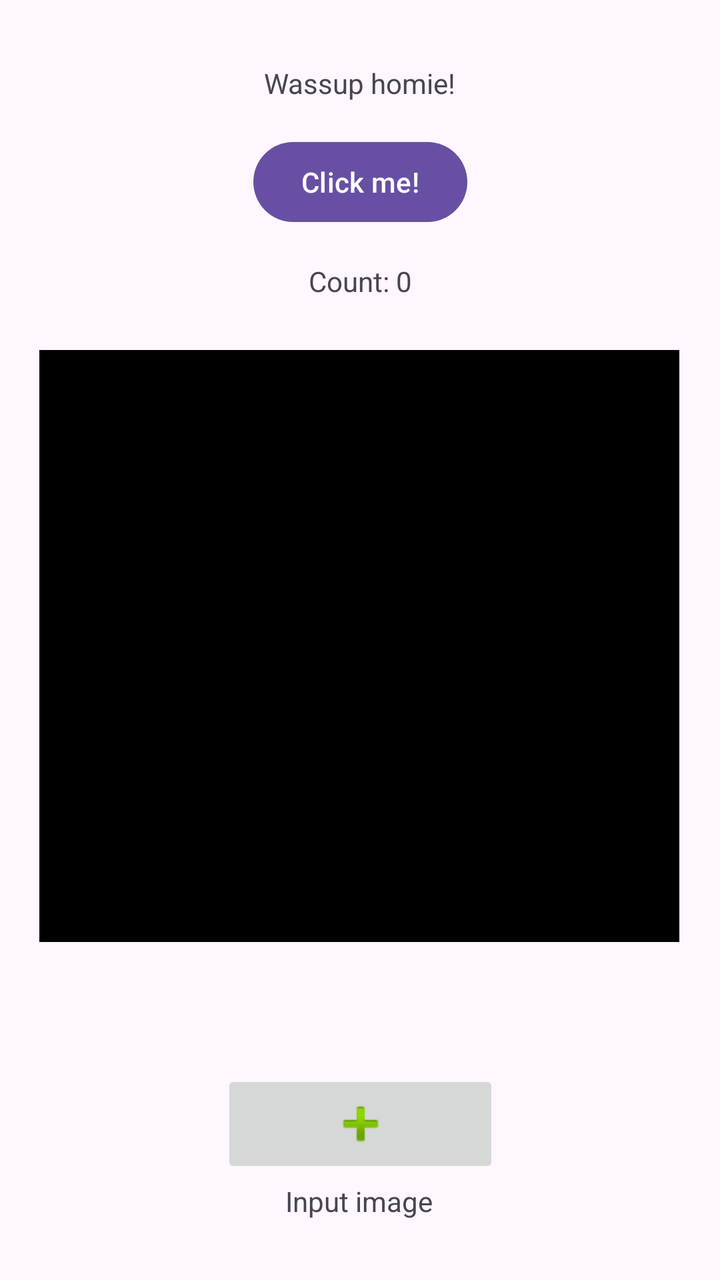
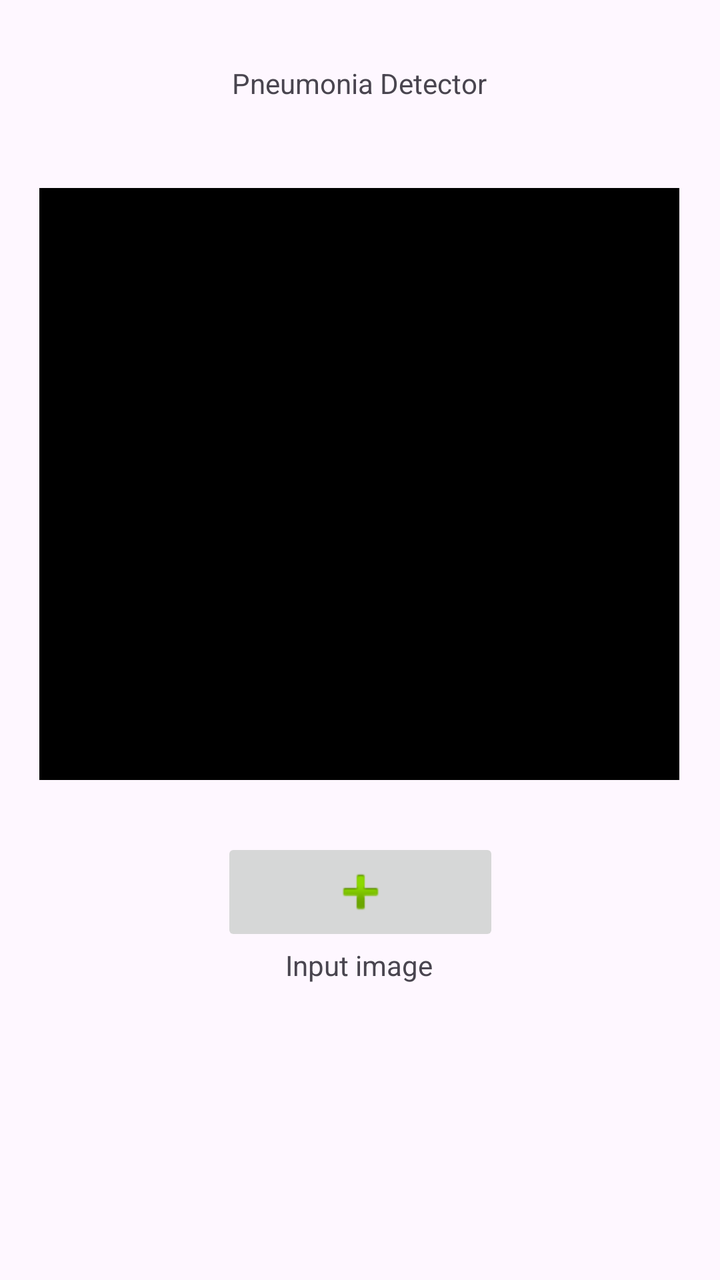

Compare the two renders of this Android layout. The source of the first and the diff that turns it into the second are given below.
<!-- AndroidManifest.xml: application theme Theme.DisplayImageApp -->
<!-- res/layout/activity_main.xml -->
<?xml version="1.0" encoding="utf-8"?>
<androidx.constraintlayout.widget.ConstraintLayout xmlns:android="http://schemas.android.com/apk/res/android"
    xmlns:app="http://schemas.android.com/apk/res-auto"
    xmlns:tools="http://schemas.android.com/tools"
    android:id="@+id/main"
    android:layout_width="match_parent"
    android:layout_height="match_parent"
    tools:context=".MainActivity"
    >


    <TextView
        android:id="@+id/greeting"
        android:layout_width="wrap_content"
        android:layout_height="wrap_content"
        android:text="@string/wassup_homie"
        app:layout_constraintTop_toTopOf="parent"
        app:layout_constraintStart_toStartOf="parent"
        app:layout_constraintEnd_toEndOf="parent"
        android:layout_marginTop="32dp"/>

    <Button
        android:id="@+id/click_button"
        android:layout_width="wrap_content"
        android:layout_height="wrap_content"
        android:text="@string/click_me"
        app:layout_constraintTop_toBottomOf="@id/greeting"
        app:layout_constraintStart_toStartOf="parent"
        app:layout_constraintEnd_toEndOf="parent"
        android:layout_marginTop="16dp"/>

    <TextView
        android:id="@+id/counter"
        android:layout_width="wrap_content"
        android:layout_height="wrap_content"
        android:text="@string/count_0"
        app:layout_constraintTop_toBottomOf="@id/click_button"
        app:layout_constraintStart_toStartOf="parent"
        app:layout_constraintEnd_toEndOf="parent"
        android:layout_marginTop="16dp"/>

    <ImageButton
        android:id="@+id/addImageButton"
        android:layout_width="139dp"
        android:layout_height="54dp"
        android:layout_marginTop="420dp"
        app:layout_constraintEnd_toEndOf="parent"
        app:layout_constraintStart_toStartOf="parent"
        app:layout_constraintTop_toBottomOf="@id/click_button"
        app:srcCompat="@android:drawable/ic_input_add" />

    <TextView
        android:id="@+id/textView2"
        android:layout_width="wrap_content"
        android:layout_height="wrap_content"
        android:layout_marginTop="476dp"
        android:text="@string/input_image"
        app:layout_constraintEnd_toEndOf="parent"
        app:layout_constraintHorizontal_bias="0.498"
        app:layout_constraintStart_toStartOf="parent"
        app:layout_constraintTop_toBottomOf="@id/click_button" />

    <ImageView
        android:id="@+id/displayXRay"
        android:layout_width="320dp"
        android:layout_height="296dp"
        android:layout_marginBottom="64dp"
        app:layout_constraintBottom_toTopOf="@+id/addImageButton"
        app:layout_constraintEnd_toEndOf="parent"
        app:layout_constraintHorizontal_bias="0.493"
        app:layout_constraintStart_toStartOf="parent"
        app:layout_constraintTop_toBottomOf="@id/click_button"
        app:layout_constraintVertical_bias="1.0"
        app:srcCompat="@android:drawable/screen_background_dark" />


</androidx.constraintlayout.widget.ConstraintLayout>
<!-- resources referenced by this layout -->
<resources>
  <string name="click_me">Click me!</string>
  <string name="count_0">Count: 0</string>
  <string name="input_image">Input image</string>
  <string name="wassup_homie">Wassup homie!</string>
  <style name="Theme.DisplayImageApp" parent="Base.Theme.DisplayImageApp" />
  <style name="Base.Theme.DisplayImageApp" parent="Theme.Material3.DayNight.NoActionBar">
          
          
      </style>
</resources>

<!-- the commit's change to res/layout/activity_main.xml (unified diff, before → after) -->
@@ -5,72 +5,53 @@
     android:id="@+id/main"
     android:layout_width="match_parent"
     android:layout_height="match_parent"
-    tools:context=".MainActivity"
-    >
+    tools:context=".MainActivity">
 
 
     <TextView
         android:id="@+id/greeting"
         android:layout_width="wrap_content"
         android:layout_height="wrap_content"
-        android:text="@string/wassup_homie"
-        app:layout_constraintTop_toTopOf="parent"
+        android:layout_marginTop="32dp"
+        android:text="@string/Pneumonia_Detector"
+        app:layout_constraintEnd_toEndOf="parent"
+        app:layout_constraintHorizontal_bias="0.498"
         app:layout_constraintStart_toStartOf="parent"
-        app:layout_constraintEnd_toEndOf="parent"
-        android:layout_marginTop="32dp"/>
-
-    <Button
-        android:id="@+id/click_button"
-        android:layout_width="wrap_content"
-        android:layout_height="wrap_content"
-        android:text="@string/click_me"
-        app:layout_constraintTop_toBottomOf="@id/greeting"
-        app:layout_constraintStart_toStartOf="parent"
-        app:layout_constraintEnd_toEndOf="parent"
-        android:layout_marginTop="16dp"/>
-
-    <TextView
-        android:id="@+id/counter"
-        android:layout_width="wrap_content"
-        android:layout_height="wrap_content"
-        android:text="@string/count_0"
-        app:layout_constraintTop_toBottomOf="@id/click_button"
-        app:layout_constraintStart_toStartOf="parent"
-        app:layout_constraintEnd_toEndOf="parent"
-        android:layout_marginTop="16dp"/>
+        app:layout_constraintTop_toTopOf="parent" />
 
     <ImageButton
         android:id="@+id/addImageButton"
         android:layout_width="139dp"
         android:layout_height="54dp"
-        android:layout_marginTop="420dp"
+        android:layout_marginTop="368dp"
+        app:layout_constraintBottom_toBottomOf="parent"
         app:layout_constraintEnd_toEndOf="parent"
         app:layout_constraintStart_toStartOf="parent"
-        app:layout_constraintTop_toBottomOf="@id/click_button"
+        app:layout_constraintTop_toBottomOf="@+id/greeting"
+        app:layout_constraintVertical_bias="0.0"
         app:srcCompat="@android:drawable/ic_input_add" />
 
     <TextView
         android:id="@+id/textView2"
         android:layout_width="wrap_content"
         android:layout_height="wrap_content"
-        android:layout_marginTop="476dp"
         android:text="@string/input_image"
         app:layout_constraintEnd_toEndOf="parent"
         app:layout_constraintHorizontal_bias="0.498"
         app:layout_constraintStart_toStartOf="parent"
-        app:layout_constraintTop_toBottomOf="@id/click_button" />
+        app:layout_constraintTop_toBottomOf="@+id/addImageButton" />
 
     <ImageView
         android:id="@+id/displayXRay"
         android:layout_width="320dp"
         android:layout_height="296dp"
-        android:layout_marginBottom="64dp"
+        android:layout_marginBottom="22dp"
         app:layout_constraintBottom_toTopOf="@+id/addImageButton"
         app:layout_constraintEnd_toEndOf="parent"
-        app:layout_constraintHorizontal_bias="0.493"
+        app:layout_constraintHorizontal_bias="0.494"
         app:layout_constraintStart_toStartOf="parent"
-        app:layout_constraintTop_toBottomOf="@id/click_button"
-        app:layout_constraintVertical_bias="1.0"
+        app:layout_constraintTop_toBottomOf="@+id/greeting"
+        app:layout_constraintVertical_bias="0.86"
         app:srcCompat="@android:drawable/screen_background_dark" />
 
 
<!-- resource entries referenced after the edit -->
@@ -1,9 +1,7 @@
 <!-- resources referenced by this layout -->
 <resources>
-  <string name="click_me">Click me!</string>
-  <string name="count_0">Count: 0</string>
+  <string name="Pneumonia_Detector">Pneumonia Detector</string>
   <string name="input_image">Input image</string>
-  <string name="wassup_homie">Wassup homie!</string>
   <style name="Theme.DisplayImageApp" parent="Base.Theme.DisplayImageApp" />
   <style name="Base.Theme.DisplayImageApp" parent="Theme.Material3.DayNight.NoActionBar">
           
